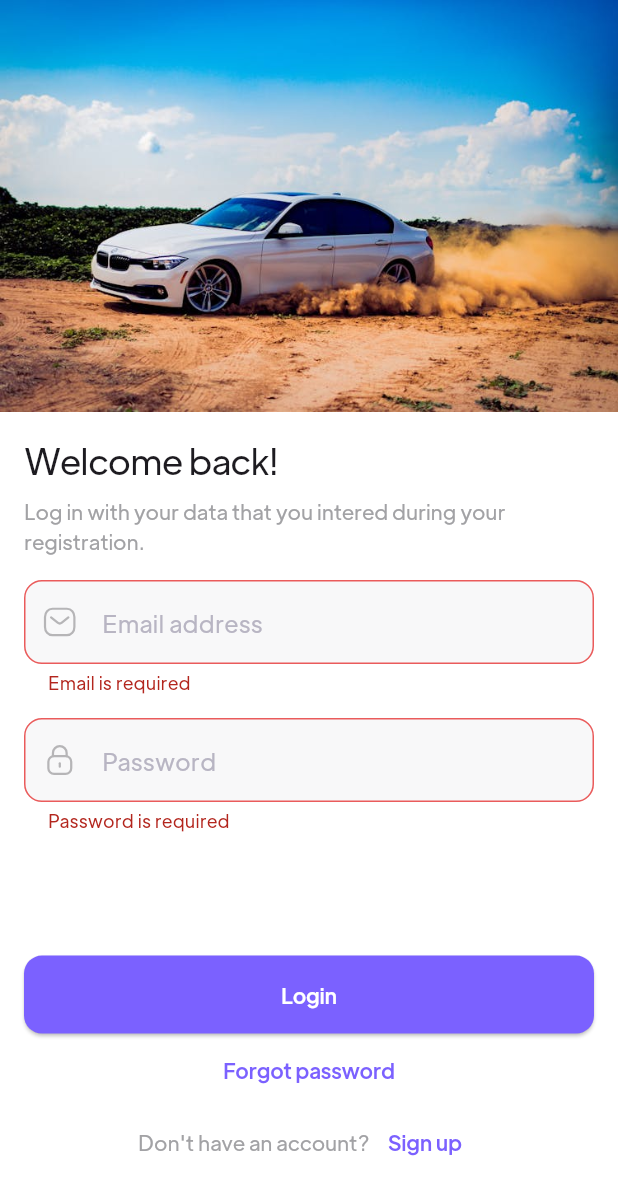
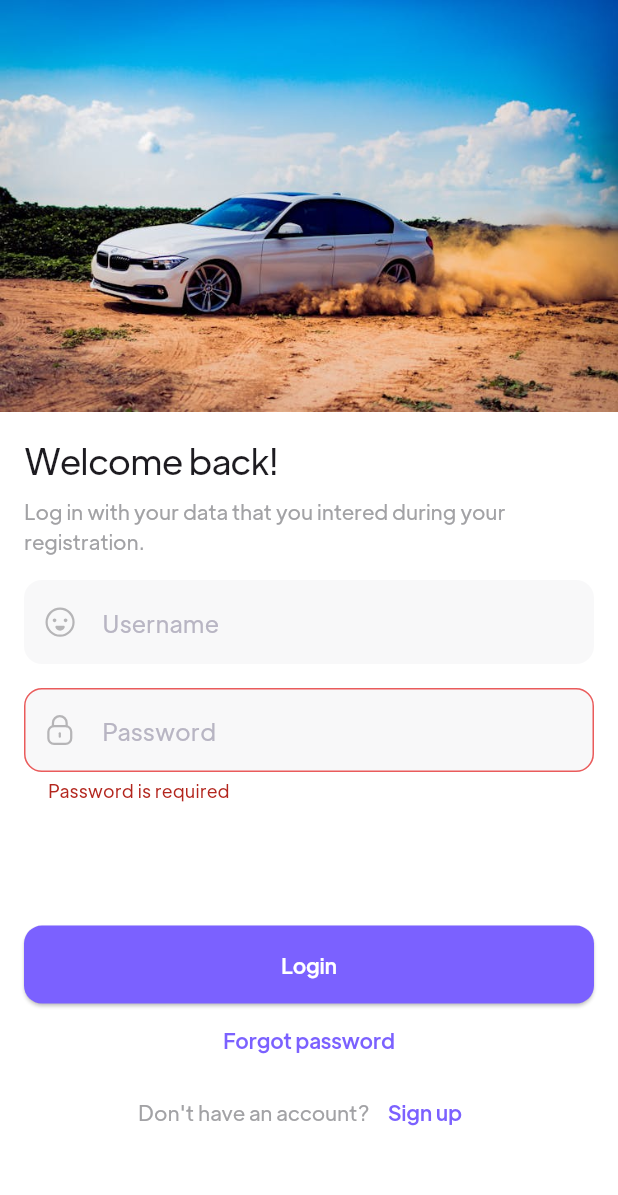
Before and after one commit to Muflih-uk/Velvo-Drive, a Flutter app: the LoginScreen screen opened by its route, after a tap on "Login", on a phone screen of 412 x 824 dp. Shown: the top 1195 px of the screen. Run offline on Flutter 3.47's test engine with Material 3 defaults, Android fonts, the phone set to English and light mode, and no system bars; our stand-ins replace cached_network_image, dio, flutter_rating_bar, flutter_svg, form_field_validator, image_cropper and 2 more; accounts and stored records are empty.

```diff
--- a/frontend/lib/main.dart
+++ b/frontend/lib/main.dart
@@ -1,12 +1,12 @@
 import 'package:flutter/material.dart';
 import 'package:provider/provider.dart';
 import 'package:shared_preferences/shared_preferences.dart';
+import 'package:shop/entry_point.dart';
 import 'package:shop/provider/auth_provider.dart';
 import 'package:shop/provider/bottom_nav_provider.dart';
 import 'package:shop/provider/data_provider.dart';
 import 'package:shop/route/router.dart' as router;
 import 'package:shop/screens/auth/views/login_screen.dart';
-import 'package:shop/screens/home/views/home_screen.dart';
 import 'package:shop/screens/onbording/views/onbording_screnn.dart';
 import 'package:shop/theme/app_theme.dart';
 
@@ -78,7 +78,7 @@ class AuthWrapper extends StatelessWidget {
     }
 
     if (authProvider.isAuthenticated) {
-      return const HomeScreen();
+      return const EntryPoint();
     } else {
       return const LoginScreen();
     }
--- a/frontend/lib/provider/auth_provider.dart
+++ b/frontend/lib/provider/auth_provider.dart
@@ -25,15 +25,14 @@ class AuthProvider with ChangeNotifier{
     notifyListeners();
   }
 
-  Future<bool> login(String email, String password) async {
+  Future<bool> login(String username, String password) async {
     _isLoading = true;
     _error = null;
     notifyListeners();
     try {
-      final response = await _authService.login(email, password);
-      _token = response['token'];
+      final response = await _authService.login(username, password);
       final prefs = await SharedPreferences.getInstance();
-      await prefs.setString('token', _token!);
+      await prefs.setString('token', response);
       _isLoading = false;
       notifyListeners();
       return true;
@@ -46,12 +45,14 @@ class AuthProvider with ChangeNotifier{
   }
 
   Future<bool> register(String username, String email, String password) async {
-     _isLoading = true;
+    _isLoading = true;
     _error = null;
     notifyListeners();
      try {
        await _authService.register(username, email, password);
-       return await login(email, password);
+       _isLoading = false;
+       notifyListeners();
+       return true;
      } catch(e) {
        _error = e.toString();
        _isLoading = false;
--- a/frontend/lib/screens/auth/views/components/login_form.dart
+++ b/frontend/lib/screens/auth/views/components/login_form.dart
@@ -5,29 +5,36 @@ import 'package:shop/provider/auth_provider.dart';
 import 'package:shop/route/route_constants.dart';
 import '../../../../constants.dart';
 
-class LogInForm extends StatelessWidget {
-  LogInForm({
+
+class LoginForm extends StatefulWidget{
+  const LoginForm({
     super.key,
     required this.formKey,
   });
 
   final GlobalKey<FormState> formKey;
 
-  final _emailController = TextEditingController();
-  final _passwordController = TextEditingController();
+  @override
+  State<LoginForm> createState() => _StateLogInForm();
+}
+
+class _StateLogInForm extends State<LoginForm> {
+  final TextEditingController _usernameController = TextEditingController();
+  final TextEditingController _passwordController = TextEditingController();
 
   void _login(BuildContext context) async {
-    if (formKey.currentState!.validate()) {
-      Navigator.pushNamedAndRemoveUntil(
-          context,
-          entryPointScreenRoute,
-          ModalRoute.withName(logInScreenRoute));
+    FocusScope.of(context).unfocus();
+
+    if (widget.formKey.currentState!.validate()) {
       final authProvider = Provider.of<AuthProvider>(context, listen: false);
       final success = await authProvider.login(
-        _emailController.text,
-        _passwordController.text,
+        _usernameController.text.trim(),
+        _passwordController.text.trim(),
       );
-      if (!success) {
+      if (success) {
+        Navigator.pushNamed(context, entryPointScreenRoute);
+
+      } else {
         ScaffoldMessenger.of(context).showSnackBar(
           SnackBar(content: Text(authProvider.error ?? 'Login Failed')),
         );
@@ -36,24 +43,30 @@ class LogInForm extends StatelessWidget {
   }
 
   @override
+  void dispose() {
+    _usernameController.dispose();
+    _passwordController.dispose();
+    super.dispose();
+  }
+
+  @override
   Widget build(BuildContext context) {
     final Size size = MediaQuery.of(context).size;
     return Form(
-      key: formKey,
+      key: widget.formKey,
       child: Column(
         children: [
           TextFormField(
-            controller: _emailController,
-            validator: emaildValidator.call,
+            controller: _usernameController,
             textInputAction: TextInputAction.next,
-            keyboardType: TextInputType.emailAddress,
+            keyboardType: TextInputType.name,
             decoration: InputDecoration(
-              hintText: "Email address",
+              hintText: "Username",
               prefixIcon: Padding(
                 padding:
                     const EdgeInsets.symmetric(vertical: defaultPadding * 0.75),
                 child: SvgPicture.asset(
-                  "assets/icons/Message.svg",
+                  "assets/icons/Emoji.svg",
                   height: 24,
                   width: 24,
                   colorFilter: ColorFilter.mode(
--- a/frontend/lib/screens/auth/views/login_screen.dart
+++ b/frontend/lib/screens/auth/views/login_screen.dart
@@ -41,7 +41,7 @@ class _LoginScreenState extends State<LoginScreen> {
                     "Log in with your data that you intered during your registration.",
                   ),
                   const SizedBox(height: defaultPadding),
-                  LogInForm(formKey: _formKey),
+                  LoginForm(formKey: _formKey),
                   Align(
                     child: TextButton(
                       child: const Text("Forgot password"),
--- a/frontend/lib/screens/auth/views/signup_screen.dart
+++ b/frontend/lib/screens/auth/views/signup_screen.dart
@@ -76,12 +76,6 @@ class _SignUpScreenState extends State<SignUpScreen> {
                     ],
                   ),
                   const SizedBox(height: defaultPadding * 2),
-                  ElevatedButton(
-                    onPressed: () {
-                      Navigator.pushNamed(context, entryPointScreenRoute);
-                    },
-                    child: const Text("Continue"),
-                  ),
                   Row(
                     mainAxisAlignment: MainAxisAlignment.center,
                     children: [
--- a/frontend/lib/services/auth_service.dart
+++ b/frontend/lib/services/auth_service.dart
@@ -1,3 +1,5 @@
+
+
 import 'package:dio/dio.dart';
 
 class AuthService {
@@ -6,7 +8,7 @@ class AuthService {
     BaseOptions(baseUrl: "https://velvo-drive.onrender.com/api/")
   );
 
-  Future<Map<String, dynamic>> register(
+  Future<String> register(
     String username,
     String email,
     String password
@@ -20,17 +22,18 @@ class AuthService {
           'password': password
         }
       );
-      return response.data;
+      return response.data.toString();
     } on DioException catch (e) {
       _handleError(e);
       rethrow;
     }
   }
 
-  Future<Map<String, dynamic>> login(String email, String password) async {
+  Future<String> login(String username, String password) async {
     try {
-      final response = await _dio.post('auth/login', data: {
-        'email': email,
+      final response = await _dio.post('auth/login',
+      data: {
+        'username': username,
         'password': password,
       });
       return response.data;
```
Also changed, not shown: frontend/lib/screens/auth/views/components/sign_up_form.dart (+53 -14 lines).
